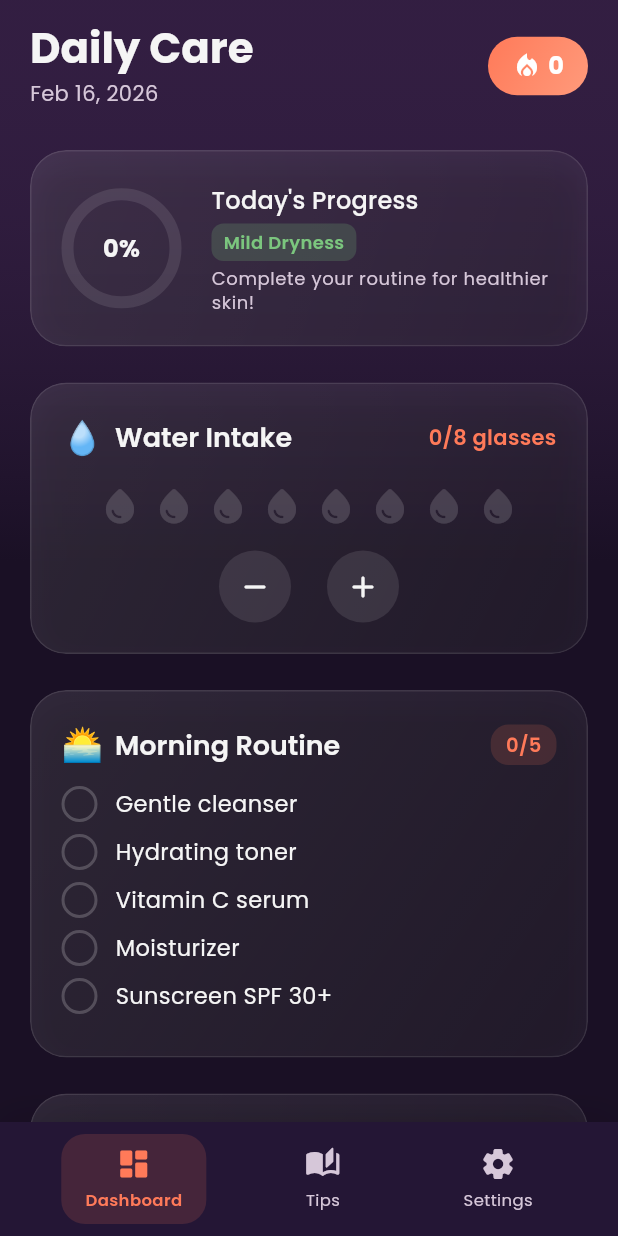
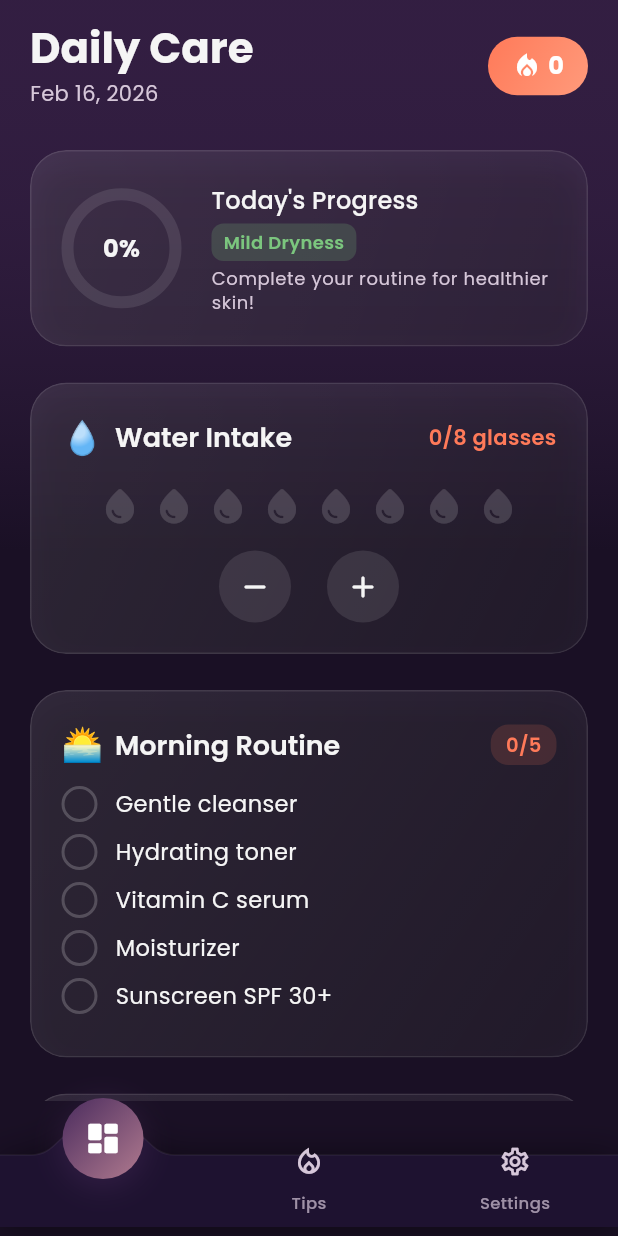
Before and after one commit to Fathir2001/DryCare, a Flutter app: the DashboardScreen screen opened directly, on a phone screen of 412 x 824 dp. Run offline on Flutter 3.47's test engine with Material 3 defaults, Android fonts, the phone set to English and light mode, and no system bars; drawn by our look-alikes of percent_indicator; our stand-ins replace flutter_riverpod, google_fonts, hive_flutter, smooth_page_indicator; accounts and stored records are empty.

Commit message:
feat: Add SmartAnimatedFooter with dynamic navigation and greeting message in DashboardScreen

```diff
--- a/lib/features/dashboard/screens/dashboard_screen.dart
+++ b/lib/features/dashboard/screens/dashboard_screen.dart
@@ -7,6 +7,7 @@ import '../../../core/theme/app_colors.dart';
 import '../../../core/utils/app_utils.dart';
 import '../../../shared/widgets/glass_card.dart';
 import '../../../shared/widgets/gradient_background.dart';
+import '../../../shared/widgets/smart_animated_footer.dart';
 import '../../settings/screens/settings_screen.dart';
 import '../../tips/screens/tips_screen.dart';
 
@@ -37,6 +38,24 @@ class _DashboardScreenState extends ConsumerState<DashboardScreen>
     'Night moisturizer',
   ];
 
+  static const List<FooterItem> _footerItems = [
+    FooterItem(
+      icon: Icons.dashboard_outlined,
+      activeIcon: Icons.dashboard_rounded,
+      label: 'Dashboard',
+    ),
+    FooterItem(
+      icon: Icons.local_fire_department_outlined,
+      activeIcon: Icons.local_fire_department_rounded,
+      label: 'Tips',
+    ),
+    FooterItem(
+      icon: Icons.settings_outlined,
+      activeIcon: Icons.settings_rounded,
+      label: 'Settings',
+    ),
+  ];
+
   @override
   Widget build(BuildContext context) {
     final isDark = Theme.of(context).brightness == Brightness.dark;
@@ -49,32 +68,24 @@ class _DashboardScreenState extends ConsumerState<DashboardScreen>
 
     return Scaffold(
       body: GradientBackground(
+        child: AnimatedSwitcher(
+          duration: const Duration(milliseconds: 300),
+          transitionBuilder: (child, animation) {
+            return FadeTransition(
+              opacity: animation,
+              child: child,
+            );
+          },
+          child: KeyedSubtree(
+            key: ValueKey(_currentIndex),
             child: screens[_currentIndex],
-      ),
-      bottomNavigationBar: Container(
-        decoration: BoxDecoration(
-          color: isDark ? AppColors.darkSurface : AppColors.lightCard,
-          boxShadow: [
-            BoxShadow(
-              color: Colors.black.withValues(alpha: 0.1),
-              blurRadius: 20,
-              offset: const Offset(0, -5),
-            ),
-          ],
-        ),
-        child: SafeArea(
-          child: Padding(
-            padding: const EdgeInsets.symmetric(horizontal: 16, vertical: 8),
-            child: Row(
-              mainAxisAlignment: MainAxisAlignment.spaceAround,
-              children: [
-                _buildNavItem(Icons.dashboard_rounded, 'Dashboard', 0, isDark),
-                _buildNavItem(Icons.auto_stories_rounded, 'Tips', 1, isDark),
-                _buildNavItem(Icons.settings_rounded, 'Settings', 2, isDark),
-              ],
           ),
         ),
       ),
+      bottomNavigationBar: SmartAnimatedFooter(
+        currentIndex: _currentIndex,
+        items: _footerItems,
+        onTap: (index) => setState(() => _currentIndex = index),
       ),
     );
   }
@@ -129,6 +140,8 @@ class _DashboardScreenState extends ConsumerState<DashboardScreen>
     final score = ref.watch(drynessScoreProvider);
     final level = AppUtils.getDrynessLevel(score);
     final levelColor = AppUtils.getDrynessColor(score);
+    final userName = ref.watch(userNameProvider);
+    final greeting = userName.isNotEmpty ? 'Hi, $userName! 👋' : 'Daily Care';
 
     return SafeArea(
       child: SingleChildScrollView(
@@ -143,12 +156,14 @@ class _DashboardScreenState extends ConsumerState<DashboardScreen>
               child: Row(
                 mainAxisAlignment: MainAxisAlignment.spaceBetween,
                 children: [
-                  Column(
+                  Expanded(
+                    child: Column(
                       crossAxisAlignment: CrossAxisAlignment.start,
                       children: [
                         Text(
-                        'Daily Care',
+                          greeting,
                           style: Theme.of(context).textTheme.displayMedium,
+                          overflow: TextOverflow.ellipsis,
                         ),
                         const SizedBox(height: 4),
                         Text(
@@ -156,6 +171,7 @@ class _DashboardScreenState extends ConsumerState<DashboardScreen>
                           style: Theme.of(context).textTheme.bodyMedium,
                         ),
                       ],
+                    ),
                   ),
                   // Streak badge
                   Container(
```
Lines whose indentation alone changed are shown as unchanged.
